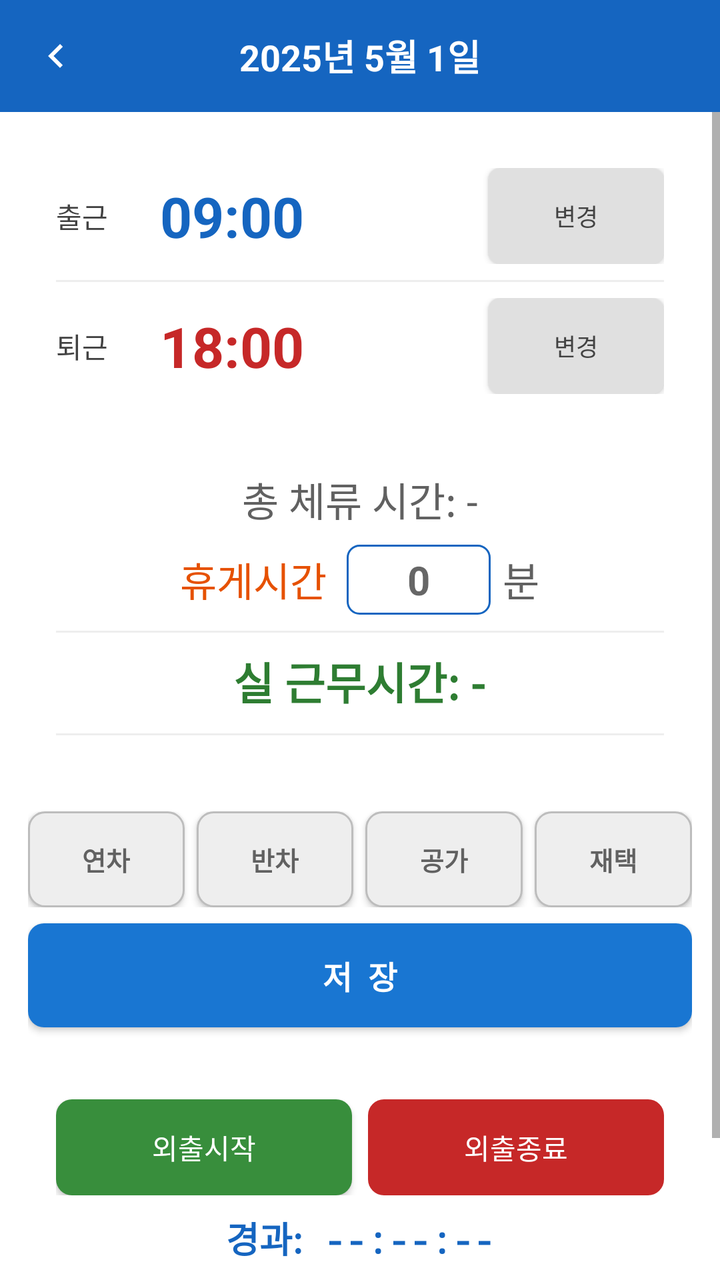
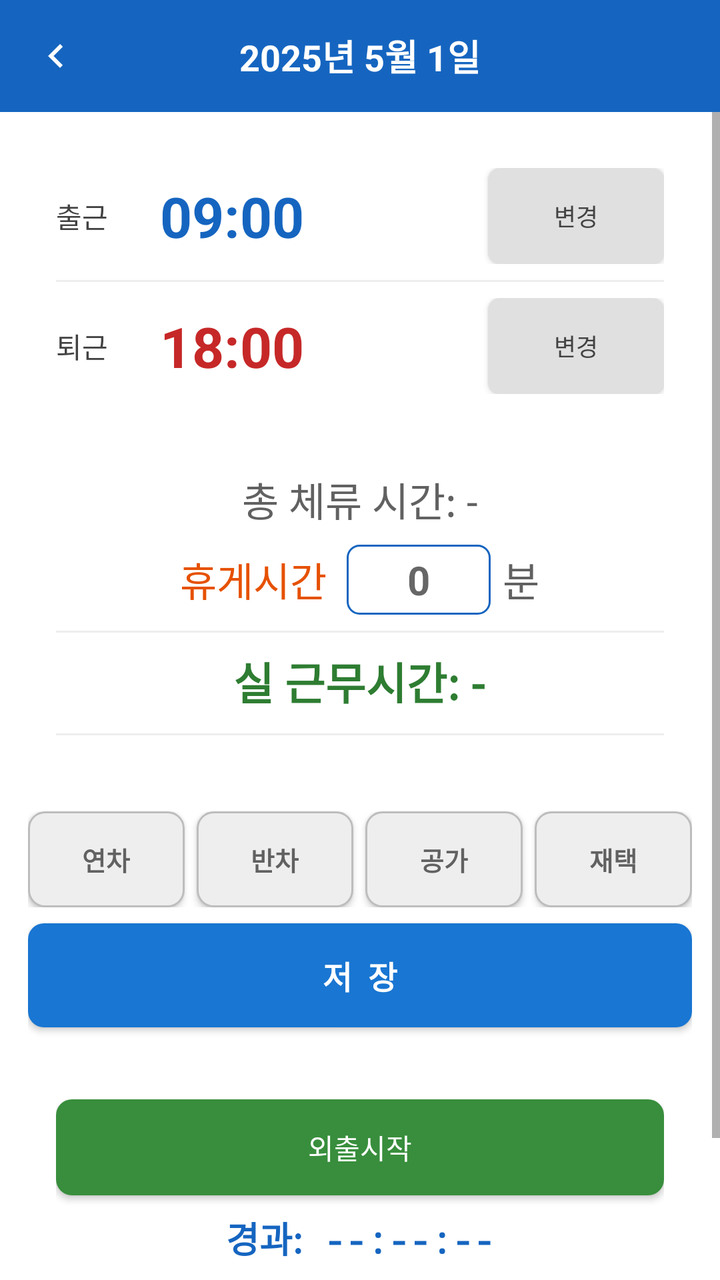

Two renders of the same Android screen: before a commit and after it. Below are the layout's source before the change and the commit's diff.
<!-- AndroidManifest.xml: application theme AppTheme -->
<!-- res/layout/activity_day_detail.xml -->
<?xml version="1.0" encoding="utf-8"?>
<LinearLayout xmlns:android="http://schemas.android.com/apk/res/android"
    android:id="@+id/root_day_detail"
    android:layout_width="match_parent"
    android:layout_height="match_parent"
    android:orientation="vertical"
    android:background="#FFFFFF">

    
    <LinearLayout
        android:layout_width="match_parent"
        android:layout_height="56dp"
        android:orientation="horizontal"
        android:gravity="center_vertical"
        android:background="#1565C0"
        android:padding="4dp">

        <ImageButton
            android:id="@+id/btn_close"
            android:layout_width="48dp"
            android:layout_height="48dp"
            android:src="@drawable/ic_arrow_left"
            android:background="?attr/selectableItemBackgroundBorderless"
            android:contentDescription="닫기"
            android:padding="4dp"
            android:tint="#FFFFFF" />

        <TextView
            android:id="@+id/tv_detail_date"
            android:layout_width="0dp"
            android:layout_height="wrap_content"
            android:layout_weight="1"
            android:textSize="18sp"
            android:textColor="#FFFFFF"
            android:textStyle="bold"
            android:gravity="center"
            android:text="2025년 5월 1일" />

        
        <View
            android:layout_width="48dp"
            android:layout_height="48dp" />
    </LinearLayout>

    <ScrollView
        android:layout_width="match_parent"
        android:layout_height="0dp"
        android:layout_weight="1"
        android:background="#FFFFFF">

    <LinearLayout
        android:layout_width="match_parent"
        android:layout_height="wrap_content"
        android:orientation="vertical"
        android:padding="14dp"
        android:background="#FFFFFF">

        
        <LinearLayout
            android:id="@+id/layout_time_card"
            android:layout_width="match_parent"
            android:layout_height="wrap_content"
            android:orientation="vertical"
            android:background="#FFFFFF"
            android:padding="14dp"
            android:layout_marginBottom="10dp">

            
            <LinearLayout
                android:layout_width="match_parent"
                android:layout_height="wrap_content"
                android:orientation="horizontal"
                android:gravity="center_vertical"
                android:layout_marginBottom="8dp">

                <TextView
                    android:layout_width="52dp"
                    android:layout_height="wrap_content"
                    android:text="출근"
                    android:textSize="14sp"
                    android:textColor="#424242" />

                <TextView
                    android:id="@+id/tv_start_time"
                    android:layout_width="0dp"
                    android:layout_height="wrap_content"
                    android:layout_weight="1"
                    android:textSize="28sp"
                    android:textColor="#1565C0"
                    android:textStyle="bold"
                    android:text="09:00" />

                <Button
                    android:id="@+id/btn_checkin"
                    android:layout_width="wrap_content"
                    android:layout_height="wrap_content"
                    android:text="출근"
                    android:textSize="12sp"
                    android:background="@drawable/bg_checkin_button"
                    android:textColor="#FFFFFF"
                    android:paddingLeft="12dp"
                    android:paddingRight="12dp"
                    android:layout_marginEnd="4dp"
                    android:visibility="gone" />

                <Button
                    android:id="@+id/btn_edit_start"
                    android:layout_width="wrap_content"
                    android:layout_height="wrap_content"
                    android:text="변경"
                    android:textSize="12sp"
                    android:background="@drawable/bg_primary_button"
                    android:textColor="#424242"
                    android:paddingLeft="14dp"
                    android:paddingRight="14dp" />
            </LinearLayout>

            <View android:layout_width="match_parent" android:layout_height="1dp"
                android:background="#EEEEEE"/>

            
            <LinearLayout
                android:layout_width="match_parent"
                android:layout_height="wrap_content"
                android:orientation="horizontal"
                android:gravity="center_vertical"
                android:layout_marginTop="8dp">

                <TextView
                    android:layout_width="52dp"
                    android:layout_height="wrap_content"
                    android:text="퇴근"
                    android:textSize="14sp"
                    android:textColor="#424242" />

                <TextView
                    android:id="@+id/tv_end_time"
                    android:layout_width="0dp"
                    android:layout_height="wrap_content"
                    android:layout_weight="1"
                    android:textSize="28sp"
                    android:textColor="#C62828"
                    android:textStyle="bold"
                    android:text="18:00" />

                <Button
                    android:id="@+id/btn_checkout"
                    android:layout_width="wrap_content"
                    android:layout_height="wrap_content"
                    android:text="퇴근"
                    android:textSize="12sp"
                    android:background="@drawable/bg_checkout_button"
                    android:textColor="#FFFFFF"
                    android:paddingLeft="12dp"
                    android:paddingRight="12dp"
                    android:layout_marginEnd="4dp"
                    android:visibility="gone" />

                <Button
                    android:id="@+id/btn_edit_end"
                    android:layout_width="wrap_content"
                    android:layout_height="wrap_content"
                    android:text="변경"
                    android:textSize="12sp"
                    android:background="@drawable/bg_primary_button"
                    android:textColor="#424242"
                    android:paddingLeft="14dp"
                    android:paddingRight="14dp" />
            </LinearLayout>
        </LinearLayout>

        
        <LinearLayout
            android:id="@+id/layout_calc_card"
            android:layout_width="match_parent"
            android:layout_height="wrap_content"
            android:orientation="vertical"
            android:background="#FFFFFF"
            android:padding="14dp"
            android:layout_marginBottom="16dp">

            <TextView
                android:id="@+id/tv_raw_work"
                android:layout_width="match_parent"
                android:layout_height="wrap_content"
                android:textSize="20sp"
                android:textColor="#616161"
                android:gravity="center"
                android:layout_marginBottom="8dp"
                android:text="총 체류 시간: -" />

            
            <LinearLayout
                android:layout_width="match_parent"
                android:layout_height="wrap_content"
                android:orientation="horizontal"
                android:gravity="center"
                android:layout_marginBottom="8dp">

                <TextView
                    android:layout_width="wrap_content"
                    android:layout_height="wrap_content"
                    android:text="휴게시간"
                    android:textSize="20sp"
                    android:textColor="#E65100" />

                <EditText
                    android:id="@+id/et_break_minutes"
                    android:layout_width="72dp"
                    android:layout_height="wrap_content"
                    android:layout_marginLeft="10dp"
                    android:inputType="number"
                    android:textSize="20sp"
                    android:textColor="#E65100"
                    android:textStyle="bold"
                    android:gravity="center"
                    android:maxLength="3"
                    android:hint="0"
                    android:background="@drawable/bg_outlined_button"
                    android:paddingTop="4dp"
                    android:paddingBottom="4dp" />

                <TextView
                    android:layout_width="wrap_content"
                    android:layout_height="wrap_content"
                    android:layout_marginLeft="6dp"
                    android:text="분"
                    android:textSize="20sp"
                    android:textColor="#616161" />

            </LinearLayout>

            <View android:layout_width="match_parent" android:layout_height="1dp"
                android:background="#EEEEEE" android:layout_marginBottom="8dp"/>

            <TextView
                android:id="@+id/tv_net_work"
                android:layout_width="match_parent"
                android:layout_height="wrap_content"
                android:textSize="22sp"
                android:textStyle="bold"
                android:textColor="#2E7D32"
                android:gravity="center"
                android:text="실 근무시간: -" />

            <View android:layout_width="match_parent" android:layout_height="1dp"
                android:background="#EEEEEE"
                android:layout_marginTop="10dp" android:layout_marginBottom="8dp"/>

            
            <LinearLayout
                android:id="@+id/ll_seg_container"
                android:layout_width="match_parent"
                android:layout_height="wrap_content"
                android:orientation="vertical"
                android:visibility="gone">

                <LinearLayout
                    android:id="@+id/ll_seg_weekday_night"
                    android:layout_width="match_parent"
                    android:layout_height="wrap_content"
                    android:orientation="horizontal"
                    android:gravity="center_vertical"
                    android:layout_marginBottom="4dp"
                    android:visibility="gone">
                    <TextView
                        android:layout_width="68dp"
                        android:layout_height="wrap_content"
                        android:text="평일야간"
                        android:textSize="12sp"
                        android:textColor="#424242" />
                    <TextView
                        android:id="@+id/tv_seg_weekday_night"
                        android:layout_width="0dp"
                        android:layout_height="wrap_content"
                        android:layout_weight="1"
                        android:textSize="12sp"
                        android:textStyle="bold"
                        android:textColor="#5C6BC0" />
                </LinearLayout>

                <LinearLayout
                    android:id="@+id/ll_seg_holiday_day"
                    android:layout_width="match_parent"
                    android:layout_height="wrap_content"
                    android:orientation="horizontal"
                    android:gravity="center_vertical"
                    android:layout_marginBottom="4dp"
                    android:visibility="gone">
                    <TextView
                        android:layout_width="68dp"
                        android:layout_height="wrap_content"
                        android:text="휴일주간"
                        android:textSize="12sp"
                        android:textColor="#424242" />
                    <TextView
                        android:id="@+id/tv_seg_holiday_day"
                        android:layout_width="0dp"
                        android:layout_height="wrap_content"
                        android:layout_weight="1"
                        android:textSize="12sp"
                        android:textStyle="bold"
                        android:textColor="#E65100" />
                </LinearLayout>

                <LinearLayout
                    android:id="@+id/ll_seg_holiday_night"
                    android:layout_width="match_parent"
                    android:layout_height="wrap_content"
                    android:orientation="horizontal"
                    android:gravity="center_vertical"
                    android:visibility="gone">
                    <TextView
                        android:layout_width="68dp"
                        android:layout_height="wrap_content"
                        android:text="휴일야간"
                        android:textSize="12sp"
                        android:textColor="#424242" />
                    <TextView
                        android:id="@+id/tv_seg_holiday_night"
                        android:layout_width="0dp"
                        android:layout_height="wrap_content"
                        android:layout_weight="1"
                        android:textSize="12sp"
                        android:textStyle="bold"
                        android:textColor="#B71C1C" />
                </LinearLayout>
            </LinearLayout>
        </LinearLayout>

        
        <TextView
            android:id="@+id/tv_annual_note"
            android:layout_width="match_parent"
            android:layout_height="wrap_content"
            android:text=""
            android:textSize="12sp"
            android:textColor="#C62828"
            android:gravity="center"
            android:layout_marginBottom="6dp"
            android:visibility="gone" />

        
        <LinearLayout
            android:layout_width="match_parent"
            android:layout_height="wrap_content"
            android:orientation="horizontal"
            android:layout_marginBottom="8dp">

            <Button
                android:id="@+id/btn_annual_leave"
                android:layout_width="0dp"
                android:layout_height="48dp"
                android:layout_weight="1"
                android:text="연차"
                android:textSize="13sp"
                android:textColor="#616161"
                android:textStyle="bold"
                android:background="@drawable/bg_leave_inactive"
                android:layout_marginEnd="3dp" />

            <Button
                android:id="@+id/btn_half_leave"
                android:layout_width="0dp"
                android:layout_height="48dp"
                android:layout_weight="1"
                android:text="반차"
                android:textSize="13sp"
                android:textColor="#616161"
                android:textStyle="bold"
                android:background="@drawable/bg_leave_inactive"
                android:layout_marginStart="3dp"
                android:layout_marginEnd="3dp" />

            <Button
                android:id="@+id/btn_public_leave"
                android:layout_width="0dp"
                android:layout_height="48dp"
                android:layout_weight="1"
                android:text="공가"
                android:textSize="13sp"
                android:textColor="#616161"
                android:textStyle="bold"
                android:background="@drawable/bg_leave_inactive"
                android:layout_marginStart="3dp"
                android:layout_marginEnd="3dp" />

            <Button
                android:id="@+id/btn_remote_work"
                android:layout_width="0dp"
                android:layout_height="48dp"
                android:layout_weight="1"
                android:text="재택"
                android:textSize="13sp"
                android:textColor="#616161"
                android:textStyle="bold"
                android:background="@drawable/bg_leave_inactive"
                android:layout_marginStart="3dp" />
        </LinearLayout>

        
        <Button
            android:id="@+id/btn_save"
            android:layout_width="match_parent"
            android:layout_height="52dp"
            android:text="저  장"
            android:textSize="16sp"
            android:textColor="#FFFFFF"
            android:textStyle="bold"
            android:background="@drawable/bg_save_button"
            android:layout_marginBottom="10dp" />

        
        <Button
            android:id="@+id/btn_delete"
            android:layout_width="match_parent"
            android:layout_height="46dp"
            android:text="오늘 등록 초기화"
            android:textSize="13sp"
            android:textColor="#C62828"
            android:background="@drawable/bg_delete_button"
            android:visibility="gone" />

        
        <LinearLayout
            android:id="@+id/ll_outing_card"
            android:layout_width="match_parent"
            android:layout_height="wrap_content"
            android:orientation="vertical"
            android:background="#FFFFFF"
            android:padding="14dp"
            android:layout_marginTop="12dp">

            <LinearLayout
                android:layout_width="match_parent"
                android:layout_height="wrap_content"
                android:orientation="horizontal"
                android:layout_marginBottom="8dp">

                <Button
                    android:id="@+id/btn_outing_start"
                    android:layout_width="0dp"
                    android:layout_height="48dp"
                    android:layout_weight="1"
                    android:text="외출시작"
                    android:textSize="14sp"
                    android:textColor="#FFFFFF"
                    android:background="@drawable/bg_checkin_button"
                    android:layout_marginEnd="4dp" />

                <Button
                    android:id="@+id/btn_outing_end"
                    android:layout_width="0dp"
                    android:layout_height="48dp"
                    android:layout_weight="1"
                    android:text="외출종료"
                    android:textSize="14sp"
                    android:textColor="#FFFFFF"
                    android:background="@drawable/bg_checkout_button"
                    android:layout_marginStart="4dp"
                    android:enabled="false" />
            </LinearLayout>

            <TextView
                android:id="@+id/tv_outing_elapsed"
                android:layout_width="match_parent"
                android:layout_height="wrap_content"
                android:text="경과: --:--:--"
                android:textSize="18sp"
                android:textStyle="bold"
                android:textColor="#1565C0"
                android:fontFamily="monospace"
                android:gravity="center"
                android:layout_marginBottom="4dp" />

            <TextView
                android:id="@+id/tv_outing_total"
                android:layout_width="match_parent"
                android:layout_height="wrap_content"
                android:text="일 누적: --"
                android:textSize="13sp"
                android:textColor="#616161"
                android:gravity="center"
                android:layout_marginBottom="8dp" />

            <View android:layout_width="match_parent" android:layout_height="1dp"
                android:background="#EEEEEE" android:layout_marginBottom="8dp"/>

            
            <LinearLayout
                android:layout_width="match_parent"
                android:layout_height="wrap_content"
                android:orientation="horizontal"
                android:layout_marginBottom="4dp">

                <TextView android:layout_width="0dp" android:layout_height="wrap_content"
                    android:layout_weight="1" android:text="시작"
                    android:textSize="11sp" android:textStyle="bold"
                    android:textColor="#424242" android:gravity="center" />

                <TextView android:layout_width="0dp" android:layout_height="wrap_content"
                    android:layout_weight="1" android:text="종료"
                    android:textSize="11sp" android:textStyle="bold"
                    android:textColor="#424242" android:gravity="center" />

                <TextView android:layout_width="0dp" android:layout_height="wrap_content"
                    android:layout_weight="1" android:text="외출시간"
                    android:textSize="11sp" android:textStyle="bold"
                    android:textColor="#424242" android:gravity="center" />

                <TextView android:layout_width="52dp" android:layout_height="wrap_content"
                    android:text="삭제" android:textSize="11sp" android:textStyle="bold"
                    android:textColor="#424242" android:gravity="center" />
            </LinearLayout>

            
            <LinearLayout
                android:id="@+id/ll_outing_rows"
                android:layout_width="match_parent"
                android:layout_height="wrap_content"
                android:orientation="vertical" />
        </LinearLayout>

    </LinearLayout>
    </ScrollView>

</LinearLayout>
<!-- resources referenced by this layout -->
<resources>
  <!-- drawable bg_checkin_button (drawable) -->
  <?xml version="1.0" encoding="utf-8"?>
  <shape xmlns:android="http://schemas.android.com/apk/res/android"
      android:shape="rectangle">
      <solid android:color="#388E3C" />
      <corners android:radius="8dp" />
  </shape>
  <!-- drawable bg_checkout_button (drawable) -->
  <?xml version="1.0" encoding="utf-8"?>
  <shape xmlns:android="http://schemas.android.com/apk/res/android"
      android:shape="rectangle">
      <solid android:color="#C62828" />
      <corners android:radius="8dp" />
  </shape>
  <!-- drawable bg_delete_button (drawable) -->
  <?xml version="1.0" encoding="utf-8"?>
  <shape xmlns:android="http://schemas.android.com/apk/res/android"
      android:shape="rectangle">
      <solid android:color="#FFFFFF" />
      <stroke android:width="1dp" android:color="#C62828" />
      <corners android:radius="8dp" />
  </shape>
  <!-- drawable bg_leave_inactive (drawable) -->
  <?xml version="1.0" encoding="utf-8"?>
  <shape xmlns:android="http://schemas.android.com/apk/res/android"
      android:shape="rectangle">
      <solid android:color="#EEEEEE" />
      <stroke android:width="1dp" android:color="#BDBDBD" />
      <corners android:radius="8dp" />
  </shape>
  <!-- drawable bg_outlined_button (drawable) -->
  <?xml version="1.0" encoding="utf-8"?>
  <shape xmlns:android="http://schemas.android.com/apk/res/android"
      android:shape="rectangle">
      <solid android:color="#FFFFFF" />
      <stroke android:width="1dp" android:color="#1565C0" />
      <corners android:radius="6dp" />
  </shape>
  <!-- drawable bg_primary_button (drawable) -->
  <?xml version="1.0" encoding="utf-8"?>
  <shape xmlns:android="http://schemas.android.com/apk/res/android"
      android:shape="rectangle">
      <solid android:color="#E0E0E0" />
      <corners android:radius="6dp" />
  </shape>
  <!-- drawable bg_save_button (drawable) -->
  <?xml version="1.0" encoding="utf-8"?>
  <shape xmlns:android="http://schemas.android.com/apk/res/android"
      android:shape="rectangle">
      <solid android:color="#1976D2" />
      <corners android:radius="8dp" />
  </shape>
  <!-- drawable ic_arrow_left (drawable) -->
  <?xml version="1.0" encoding="utf-8"?>
  <vector xmlns:android="http://schemas.android.com/apk/res/android"
      android:width="24dp"
      android:height="24dp"
      android:viewportWidth="24"
      android:viewportHeight="24">
      <path
          android:fillColor="#FFFFFF"
          android:pathData="M15.41,16.59L10.83,12l4.58,-4.59L14,6l-6,6 6,6 1.41,-1.41z" />
  </vector>
  <style name="AppTheme" parent="Theme.AppCompat.Light.NoActionBar">
          <item name="colorPrimary">@color/colorPrimary</item>
          <item name="colorPrimaryDark">@color/colorPrimaryDark</item>
          <item name="colorAccent">@color/colorAccent</item>
      </style>
  <color name="colorPrimary">#1565C0</color>
  <color name="colorPrimaryDark">#0D47A1</color>
  <color name="colorAccent">#E65100</color>
</resources>

<!-- the commit's change to res/layout/activity_day_detail.xml (unified diff, before → after) -->
@@ -431,35 +431,15 @@
             android:padding="14dp"
             android:layout_marginTop="12dp">
 
-            <LinearLayout
-                android:layout_width="match_parent"
-                android:layout_height="wrap_content"
-                android:orientation="horizontal"
-                android:layout_marginBottom="8dp">
-
-                <Button
-                    android:id="@+id/btn_outing_start"
-                    android:layout_width="0dp"
-                    android:layout_height="48dp"
-                    android:layout_weight="1"
-                    android:text="외출시작"
-                    android:textSize="14sp"
-                    android:textColor="#FFFFFF"
-                    android:background="@drawable/bg_checkin_button"
-                    android:layout_marginEnd="4dp" />
-
-                <Button
-                    android:id="@+id/btn_outing_end"
-                    android:layout_width="0dp"
-                    android:layout_height="48dp"
-                    android:layout_weight="1"
-                    android:text="외출종료"
-                    android:textSize="14sp"
-                    android:textColor="#FFFFFF"
-                    android:background="@drawable/bg_checkout_button"
-                    android:layout_marginStart="4dp"
-                    android:enabled="false" />
-            </LinearLayout>
+            <Button
+                android:id="@+id/btn_outing_toggle"
+                android:layout_width="match_parent"
+                android:layout_height="48dp"
+                android:text="외출시작"
+                android:textSize="14sp"
+                android:textColor="#FFFFFF"
+                android:background="@drawable/bg_checkin_button"
+                android:layout_marginBottom="8dp" />
 
             <TextView
                 android:id="@+id/tv_outing_elapsed"
